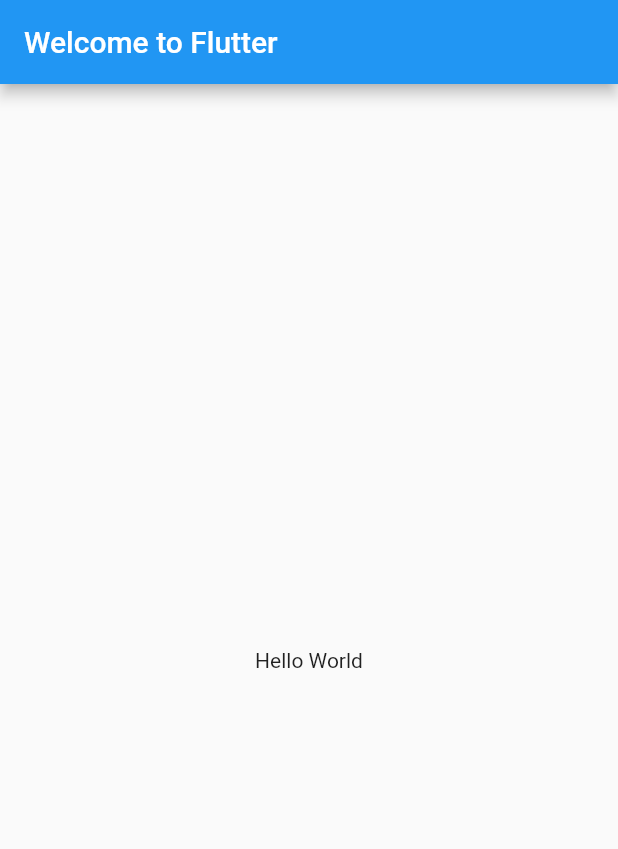
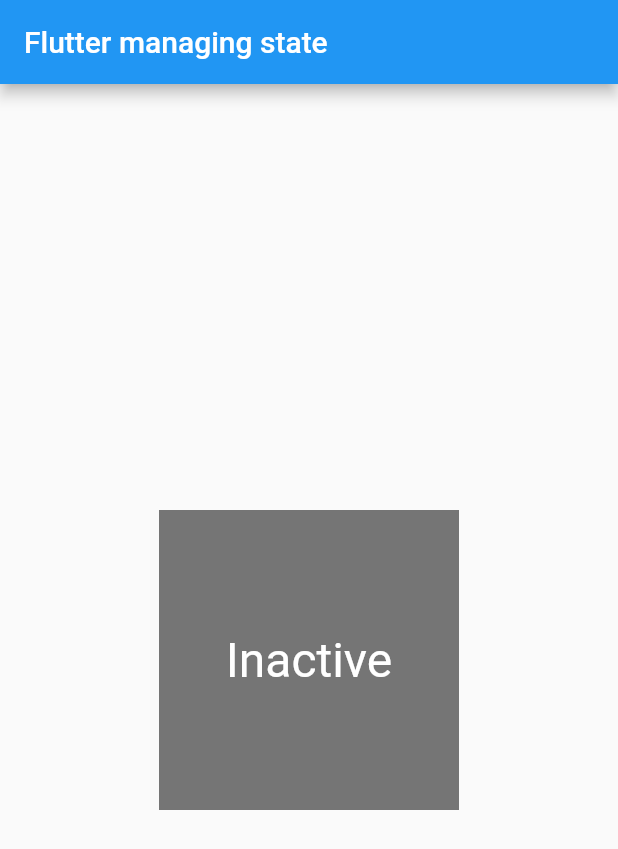
Before and after one commit to balffr/food_shop, a Flutter app: the screen it shows after launch, on a phone screen of 412 x 824 dp. Shown: the top 849 px of the screen. Run offline on Flutter 3.47's test engine with Material 2 defaults, Android fonts, the phone set to English and light mode, and no system bars.

Commit message:
widget manages its own state

```diff
--- a/lib/main.dart
+++ b/lib/main.dart
@@ -6,15 +6,50 @@ class MyApp extends StatelessWidget {
   @override
   Widget build(BuildContext context) {
     return MaterialApp(
-      title: 'Welcome to Flutter',
+      title: 'Flutter managing state',
       home: Scaffold(
         appBar: AppBar(
-          title: Text('Welcome to Flutter'),
+          title: Text('Flutter managing state'),
         ),
         body: Center(
-          child: Text('Hello World'),
+          child: TapboxA(),
         ),
       ),
     );
   }
 }
+
+class TapboxA extends StatefulWidget {
+  TapboxA({Key key}) : super(key: key);
+
+  _TapboxAState createState() => _TapboxAState();
+}
+
+class _TapboxAState extends State<TapboxA> {
+  bool _active = false;
+
+  void _handleTap() {
+    setState(() {
+      _active = !_active;
+    });
+  }
+
+  Widget build(BuildContext context) {
+    return GestureDetector(
+      onTap: _handleTap,
+      child: Container(
+        child: Center(
+          child: Text(
+            _active ? 'Active' : 'Inactive',
+            style: TextStyle(fontSize: 32.0, color: Colors.white),
+          ),
+        ),
+        width: 200.0,
+        height: 200.0,
+        decoration: BoxDecoration(
+          color: _active ? Colors.lightGreen[700] : Colors.grey[600],
+        ),
+      ),
+    );
+  }
+}
```
